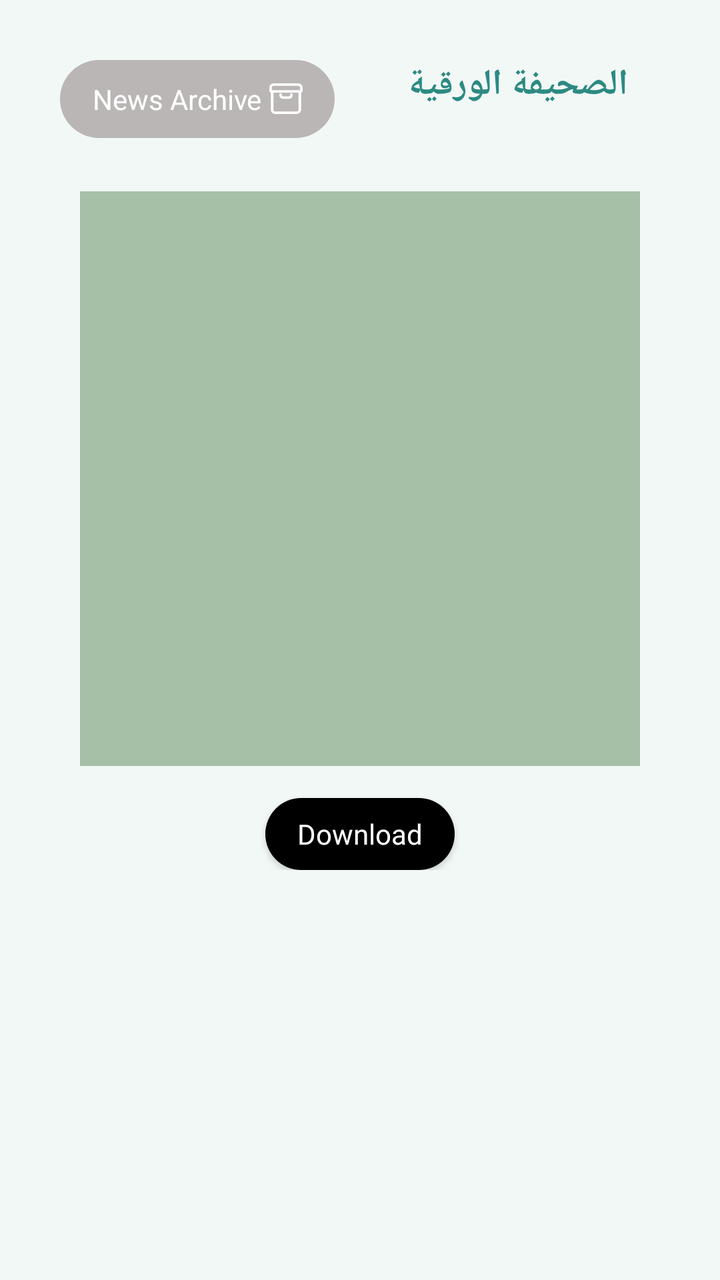
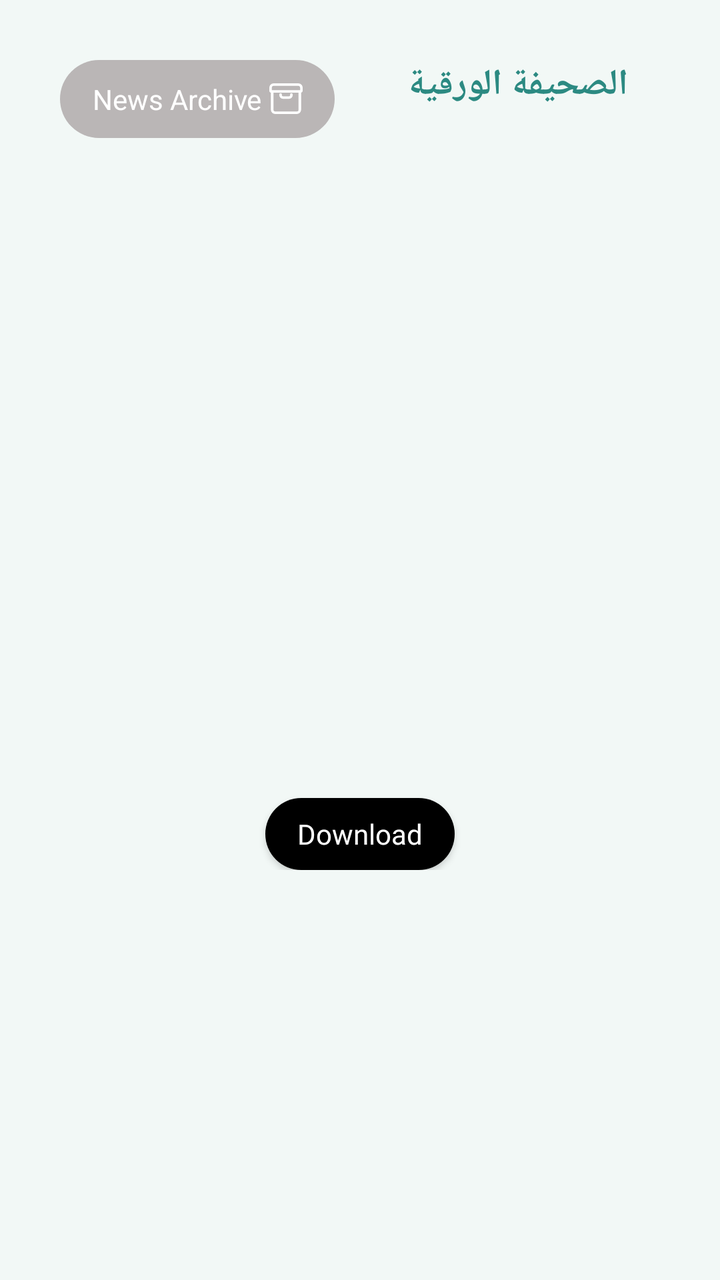

Compare the two renders of this Android layout. The source of the first and the diff that turns it into the second are given below.
<!-- AndroidManifest.xml: application theme AppTheme -->
<!-- res/layout/fragment_download_news.xml -->
<?xml version="1.0" encoding="utf-8"?>
<androidx.constraintlayout.widget.ConstraintLayout
    xmlns:android="http://schemas.android.com/apk/res/android"
    xmlns:app="http://schemas.android.com/apk/res-auto"
    android:background="@color/background_color"
    android:id="@+id/container"
    android:layout_width="match_parent"
    android:padding="24dp"
    android:layout_height="match_parent">

    <RelativeLayout
        android:id="@+id/header"
        android:layout_width="match_parent"
        android:layout_height="wrap_content"
        android:gravity="center_vertical"
        android:orientation="horizontal"
        android:layoutDirection="ltr"
        app:layout_constraintEnd_toEndOf="parent"
        app:layout_constraintStart_toStartOf="parent"
        app:layout_constraintTop_toTopOf="parent"
        app:layout_constraintHeight_percent=".10"
        android:padding="6dp">

        <LinearLayout
            android:id="@+id/newsArchiveBtn"
            android:layout_width="wrap_content"
            android:layout_height="wrap_content"
            android:orientation="horizontal"
            android:paddingHorizontal="@dimen/activity_horizontal_margin"
            android:paddingVertical="2dp"
            android:gravity="center"
            android:background="@drawable/unfollow_cancel_btn">
            <TextView
                android:id="@+id/newsArchive"
                android:layout_width="wrap_content"
                android:layout_height="35dp"
                android:gravity="center"
                android:paddingTop="0dp"
                android:background="@android:color/transparent"
                android:paddingBottom="0dp"
                android:text="@string/news_archive_title"
                android:textAlignment="center"
                android:textAllCaps="false"
                android:textColor="@color/archive_btn_label" />
            <ImageView
                android:layout_width="wrap_content"
                android:layout_height="wrap_content"
                android:layout_gravity="center"
                android:layout_marginStart="@dimen/activity_quarter_horizontal_margin"
                android:src="@drawable/news_archive_icon"/>
        </LinearLayout>


        <LinearLayout
            android:id="@+id/linearLayout"
            android:layout_width="wrap_content"
            android:layout_height="wrap_content"
            android:layout_alignParentEnd="true"
            android:layout_gravity="end"
            android:gravity="end"
            android:orientation="vertical">

            <TextView
                android:id="@+id/title"
                android:layout_width="match_parent"
                android:layout_height="wrap_content"
                android:paddingEnd="@dimen/activity_horizontal_margin"
                android:textAlignment="textStart"
                android:textSize="18sp"
                android:text="@string/download_news_issue_title"
                android:textColor="@color/download_news_title"
                android:textStyle="bold"/>

            <TextView
                android:id="@+id/date"
                android:layout_width="match_parent"
                android:layout_height="wrap_content"
                android:textAlignment="textStart"
                android:paddingEnd="@dimen/activity_horizontal_margin"
                android:textColor="@color/download_news_subtitle" />


        </LinearLayout>
    </RelativeLayout>

    <LinearLayout
        app:layout_constraintTop_toBottomOf="@+id/header"
        app:layout_constraintHeight_percent=".60"
        android:orientation="vertical"
        android:layout_width="match_parent"
        android:layout_height="0dp"
        android:weightSum="1">
        <RelativeLayout
            android:id="@+id/relativeLayout"
            android:layout_width="match_parent"
            android:layout_height="wrap_content"
            android:layout_weight=".75"
            android:padding="@dimen/activity_vertical_margin">

            <ProgressBar
                android:id="@+id/loader"
                android:layout_width="wrap_content"
                android:layout_height="wrap_content"
                android:layout_above="@+id/centered_view"
                android:layout_centerInParent="true" />

            <View
                android:id="@+id/centered_view"
                android:layout_width="0dp"
                android:layout_height="0dp"
                android:layout_centerInParent="true" />

            <LinearLayout
                android:id="@+id/pdf_container"
                android:layout_width="match_parent"
                android:layout_height="match_parent"
                android:orientation="vertical">

                <ImageView
                    android:id="@+id/image"
                    android:layout_width="match_parent"
                    android:layout_height="match_parent"
                    android:background="@color/colorAccent"
                    android:scaleType="fitXY" />
            </LinearLayout>
        </RelativeLayout>
        <Button
            android:layout_weight=".25"
            android:id="@+id/download_btn"
            android:layout_width="wrap_content"
            android:layout_height="48dp"
            android:layout_gravity="center"
            android:background="@drawable/download_news_btn"
            android:paddingStart="@dimen/activity_horizontal_margin"
            android:paddingTop="0dp"
            android:paddingEnd="@dimen/activity_horizontal_margin"
            android:paddingBottom="0dp"
            android:fontFamily="@font/bold"
            android:text="@string/download"
            android:textAllCaps="false"
            android:textColor="@color/download_news_label"/>
    </LinearLayout>

</androidx.constraintlayout.widget.ConstraintLayout>
<!-- resources referenced by this layout -->
<resources>
  <color name="archive_btn_label">#FFFFFF</color>
  <color name="background_color">#F2F8F6</color>
  <color name="colorAccent">#A5C0A7</color>
  <color name="download_news_label">#FFFFFF</color>
  <color name="download_news_subtitle">#555555</color>
  <color name="download_news_title">#2C8A82</color>
  <dimen name="activity_horizontal_margin">16dp</dimen>
  <dimen name="activity_quarter_horizontal_margin">4dp</dimen>
  <dimen name="activity_vertical_margin">16dp</dimen>
  <!-- drawable download_news_btn (drawable) -->
  <?xml version="1.0" encoding="utf-8"?>
  <shape xmlns:android="http://schemas.android.com/apk/res/android"
      android:shape="rectangle">
      <solid android:color="#000" />
      <corners
          android:bottomLeftRadius="25dp"
          android:bottomRightRadius="25dp"
          android:topLeftRadius="25dp"
          android:topRightRadius="25dp" />
  </shape>
  <!-- drawable news_archive_icon (drawable) -->
  <vector android:autoMirrored="true" android:height="15.358dp"
      android:viewportHeight="15.358" android:viewportWidth="16.501"
      android:width="16.501dp" xmlns:android="http://schemas.android.com/apk/res/android">
      <path android:fillColor="#fff"
          android:pathData="M14.346,0.25L2.152,0.25a1.9,1.9 0,0 0,-1.9 1.9L0.252,3.682a0.762,0.762 0,0 0,0.762 0.762v8.762a1.9,1.9 0,0 0,1.9 1.9h10.667a1.9,1.9 0,0 0,1.9 -1.9L15.481,4.441A0.762,0.762 0,0 0,16.252 3.682L16.252,2.155a1.9,1.9 0,0 0,-1.9 -1.9ZM14.727,13.203h0a1.143,1.143 0,0 1,-1.143 1.143L2.917,14.346a1.143,1.143 0,0 1,-1.143 -1.143L1.774,4.441h12.953ZM1.012,3.682L1.012,2.155A1.143,1.143 0,0 1,2.152 1.012h12.191a1.143,1.143 0,0 1,1.143 1.143L15.486,3.682Z"
          android:strokeColor="#fff" android:strokeWidth="0.5"/>
      <path android:fillColor="#fff"
          android:pathData="M6.726,7.488h3.048a1.524,1.524 0,0 0,1.524 -1.524v-0.381a0.381,0.381 0,1 0,-0.762 0v0.381a0.762,0.762 0,0 1,-0.762 0.762L6.726,6.726a0.762,0.762 0,0 1,-0.762 -0.762v-0.381a0.381,0.381 0,1 0,-0.762 0v0.381a1.524,1.524 0,0 0,1.524 1.524Z"
          android:strokeColor="#fff" android:strokeWidth="0.5"/>
  </vector>
  <!-- drawable unfollow_cancel_btn (drawable) -->
  <?xml version="1.0" encoding="utf-8"?>
  <shape xmlns:android="http://schemas.android.com/apk/res/android"
      android:shape="rectangle">
      <solid android:color="#bab6b6" />
      <corners
          android:bottomLeftRadius="25dp"
          android:bottomRightRadius="25dp"
          android:topLeftRadius="25dp"
          android:topRightRadius="25dp" />
  </shape>
  <string name="download">Download</string>
  <string name="download_news_issue_title">الصحيفة الورقية</string>
  <string name="news_archive_title">News Archive</string>
  <style name="AppTheme" parent="Theme.AppCompat.DayNight.NoActionBar">
          
          <item name="android:textColor">#000000</item>
  
          
          <item name="android:statusBarColor">@color/app_bg</item>
          
          <item name="android:windowLightStatusBar">false</item>
          
          <item name="android:windowBackground">@color/app_bg</item>
          <item name="android:homeAsUpIndicator">@drawable/ic_back</item>
      </style>
  <color name="app_bg">#424242</color>
  <!-- drawable ic_back (drawable) -->
  <vector android:autoMirrored="false" android:height="9.015dp"
      android:viewportHeight="9.015" android:viewportWidth="12.686"
      android:width="12.686dp" xmlns:android="http://schemas.android.com/apk/res/android">
  
      <path android:fillColor="#000" android:fillType="evenOdd"  android:pathData="M7.847,0.737l3.313,3.313L0.436,4.05A0.469,0.469 0,0 0,-0.005 4.486a0.437,0.437 0,0 0,0.436 0.436L11.16,4.922L7.847,8.278a0.432,0.432 0,0 0,0.61 0.61l4.1,-4.1a0.372,0.372 0,0 0,0 -0.567l-4.1,-4.1a0.432,0.432 0,0 0,-0.61 0.61Z"/>
  
  
  </vector>
</resources>

<!-- the commit's change to res/layout/fragment_download_news.xml (unified diff, before → after) -->
@@ -94,6 +94,7 @@
             android:id="@+id/relativeLayout"
             android:layout_width="match_parent"
             android:layout_height="wrap_content"
+            android:minHeight="250dp"
             android:layout_weight=".75"
             android:padding="@dimen/activity_vertical_margin">
 
@@ -120,7 +121,6 @@
                     android:id="@+id/image"
                     android:layout_width="match_parent"
                     android:layout_height="match_parent"
-                    android:background="@color/colorAccent"
                     android:scaleType="fitXY" />
             </LinearLayout>
         </RelativeLayout>
@@ -128,7 +128,7 @@
             android:layout_weight=".25"
             android:id="@+id/download_btn"
             android:layout_width="wrap_content"
-            android:layout_height="48dp"
+            android:layout_height="wrap_content"
             android:layout_gravity="center"
             android:background="@drawable/download_news_btn"
             android:paddingStart="@dimen/activity_horizontal_margin"
<!-- resource entries referenced after the edit -->
@@ -2,7 +2,6 @@
 <resources>
   <color name="archive_btn_label">#FFFFFF</color>
   <color name="background_color">#F2F8F6</color>
-  <color name="colorAccent">#A5C0A7</color>
   <color name="download_news_label">#FFFFFF</color>
   <color name="download_news_subtitle">#555555</color>
   <color name="download_news_title">#2C8A82</color>
